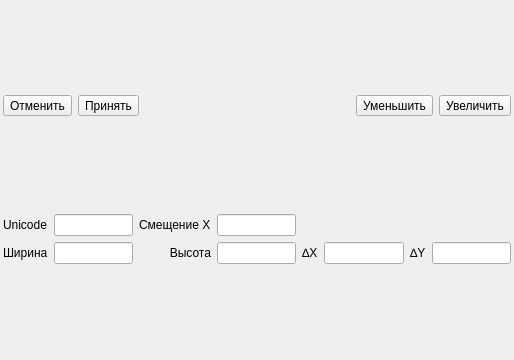
First picture: the form in ui/editWidget.ui, repository Llerr/FontCreator, before the edit.
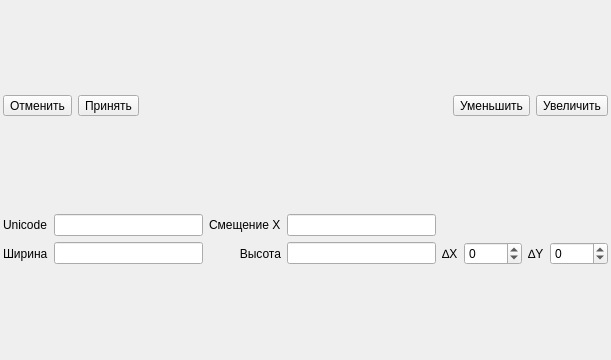
Second picture: the form after the edit. Icons and pictures are not drawn.

Patch:
```diff
--- a/ui/editWidget.ui
+++ b/ui/editWidget.ui
@@ -6,7 +6,7 @@
    <rect>
     <x>0</x>
     <y>0</y>
-    <width>514</width>
+    <width>611</width>
     <height>360</height>
    </rect>
   </property>
@@ -133,7 +133,14 @@
       <widget class="QLineEdit" name="edtHeight"/>
      </item>
      <item row="1" column="5">
-      <widget class="QLineEdit" name="edtDX"/>
+      <widget class="QSpinBox" name="edtDX">
+       <property name="minimum">
+        <number>-1024</number>
+       </property>
+       <property name="maximum">
+        <number>1024</number>
+       </property>
+      </widget>
      </item>
      <item row="1" column="2">
       <widget class="QLabel" name="label_3">
@@ -166,7 +173,14 @@
       </widget>
      </item>
      <item row="1" column="7">
-      <widget class="QLineEdit" name="edtDY"/>
+      <widget class="QSpinBox" name="edtDY">
+       <property name="minimum">
+        <number>-1024</number>
+       </property>
+       <property name="maximum">
+        <number>1024</number>
+       </property>
+      </widget>
      </item>
      <item row="0" column="2">
       <widget class="QLabel" name="label_12">
```
Left out of the diff: 12 changed lines with no effect on the pictures.
